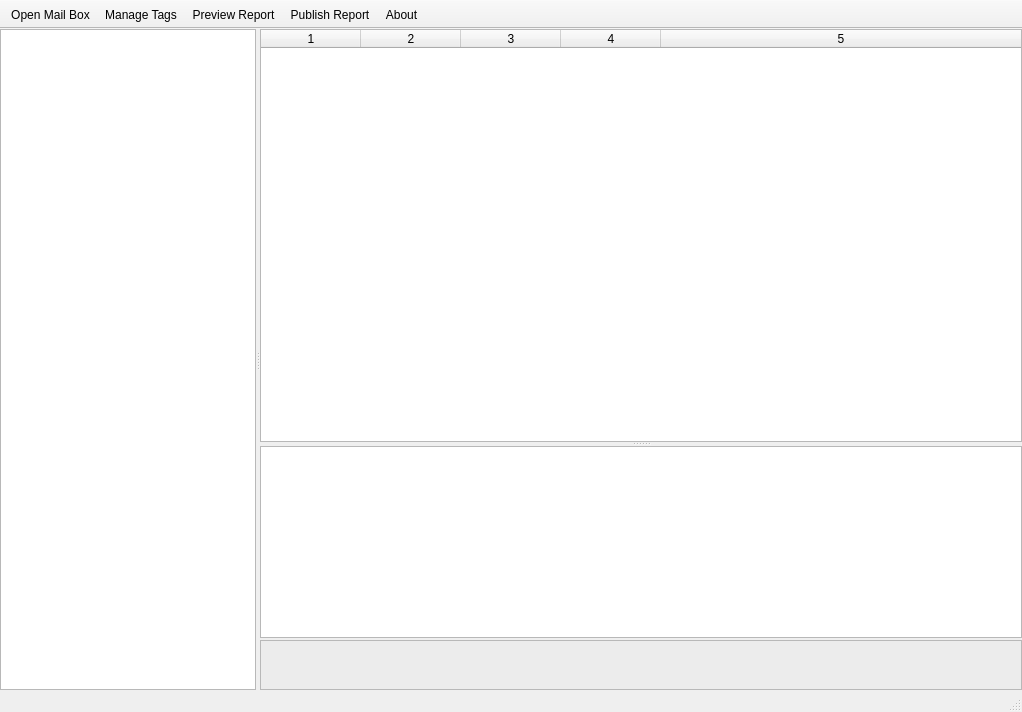
Above: wombatmail.ui from pjrinaldi/wombatmailviewer before the change. Below: the same form after it.
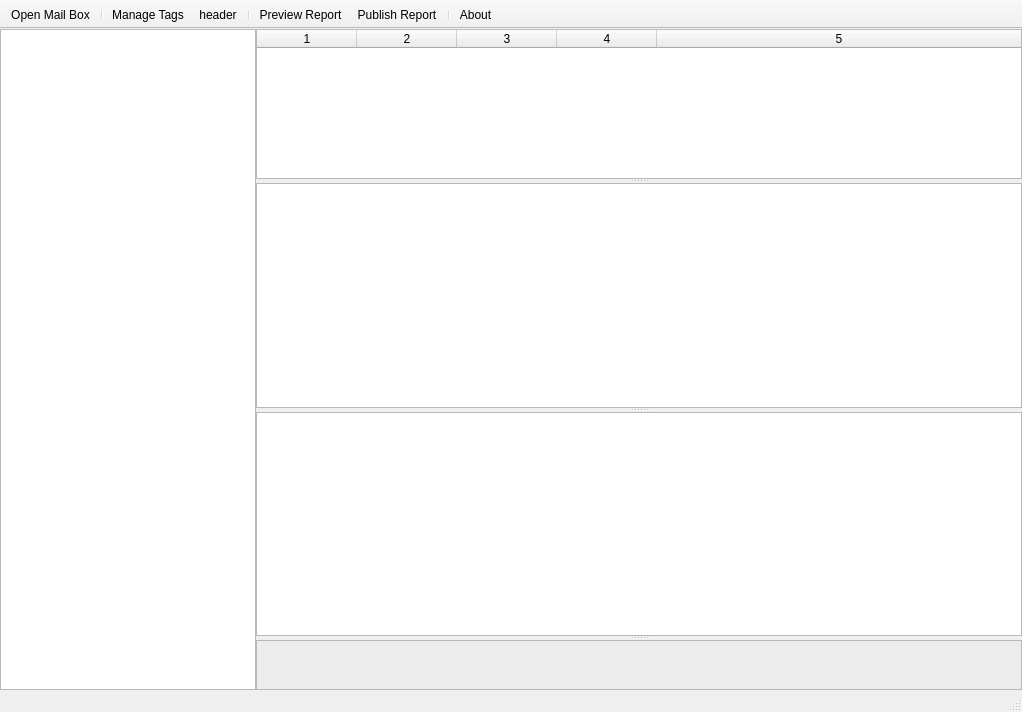
That is the form after the change. Icons and pictures are not drawn.

Commit message: working on msg header as separate from msg body and adding show/hide msg header button.

Patch:
```diff
--- a/wombatmail.ui
+++ b/wombatmail.ui
@@ -18,9 +18,9 @@
     <normaloff>:/wombat</normaloff>:/wombat</iconset>
   </property>
   <widget class="QWidget" name="centralwidget">
-   <layout class="QHBoxLayout" name="horizontalLayout">
+   <layout class="QVBoxLayout" name="verticalLayout">
     <property name="spacing">
-     <number>6</number>
+     <number>0</number>
     </property>
     <property name="leftMargin">
      <number>0</number>
@@ -35,10 +35,8 @@
      <number>0</number>
     </property>
     <item>
-     <widget class="QSplitter" name="splitter_2">
-      <property name="orientation">
-       <enum>Qt::Horizontal</enum>
-      </property>
+     <layout class="QHBoxLayout" name="horizontalLayout">
+      <item>
       <widget class="QTreeWidget" name="treewidget">
        <property name="selectionBehavior">
         <enum>QAbstractItemView::SelectItems</enum>
@@ -52,10 +50,12 @@
         </property>
        </column>
       </widget>
-      <widget class="QSplitter" name="splitter">
+      </item>
+      <item>
+       <widget class="QSplitter" name="splitter_3">
        <property name="sizePolicy">
         <sizepolicy hsizetype="Preferred" vsizetype="Expanding">
-         <horstretch>1</horstretch>
+          <horstretch>2</horstretch>
          <verstretch>0</verstretch>
         </sizepolicy>
        </property>
@@ -66,9 +66,15 @@
         <property name="sizePolicy">
          <sizepolicy hsizetype="Expanding" vsizetype="Expanding">
           <horstretch>0</horstretch>
-          <verstretch>1</verstretch>
-         </sizepolicy>
-        </property>
+           <verstretch>3</verstretch>
+          </sizepolicy>
+         </property>
+         <property name="minimumSize">
+          <size>
+           <width>0</width>
+           <height>150</height>
+          </size>
+         </property>
         <property name="alternatingRowColors">
          <bool>true</bool>
         </property>
@@ -93,22 +99,30 @@
         <column/>
         <column/>
        </widget>
-       <widget class="QWidget" name="verticalLayoutWidget">
-        <layout class="QVBoxLayout" name="verticalLayout" stretch="0,0">
-         <property name="spacing">
-          <number>2</number>
+        <widget class="QSplitter" name="splitter_2">
+         <property name="orientation">
+          <enum>Qt::Vertical</enum>
          </property>
-         <item>
+         <widget class="QSplitter" name="splitter">
+          <property name="sizePolicy">
+           <sizepolicy hsizetype="Preferred" vsizetype="Expanding">
+            <horstretch>0</horstretch>
+            <verstretch>0</verstretch>
+           </sizepolicy>
+          </property>
+          <property name="orientation">
+           <enum>Qt::Vertical</enum>
+          </property>
+          <widget class="QTextBrowser" name="headerbrowser"/>
           <widget class="QTextBrowser" name="textbrowser">
            <property name="sizePolicy">
             <sizepolicy hsizetype="Expanding" vsizetype="Expanding">
              <horstretch>0</horstretch>
-             <verstretch>1</verstretch>
+             <verstretch>0</verstretch>
             </sizepolicy>
            </property>
           </widget>
-         </item>
-         <item>
+         </widget>
           <widget class="QListWidget" name="listwidget">
            <property name="sizePolicy">
             <sizepolicy hsizetype="Expanding" vsizetype="Expanding">
@@ -169,11 +183,10 @@
             <enum>QListView::ListMode</enum>
            </property>
           </widget>
-         </item>
-        </layout>
-       </widget>
-      </widget>
-     </widget>
+        </widget>
+       </widget>
+      </item>
+     </layout>
     </item>
    </layout>
   </widget>
@@ -208,9 +221,13 @@
     <bool>false</bool>
    </attribute>
    <addaction name="actionOpenMailBox"/>
+   <addaction name="separator"/>
    <addaction name="actionManageTags"/>
+   <addaction name="actionheader"/>
+   <addaction name="separator"/>
    <addaction name="actionPreviewReport"/>
    <addaction name="actionPublish"/>
+   <addaction name="separator"/>
    <addaction name="actionAbout"/>
   </widget>
   <action name="actionOpenMailBox">
@@ -288,6 +305,21 @@
     <string>Ctrl+G</string>
    </property>
   </action>
+  <action name="actionheader">
+   <property name="checkable">
+    <bool>true</bool>
+   </property>
+   <property name="icon">
+    <iconset resource="wombatmail.qrc">
+     <normaloff>:/bar/mail</normaloff>:/bar/mail</iconset>
+   </property>
+   <property name="text">
+    <string>header</string>
+   </property>
+   <property name="toolTip">
+    <string>Show/Hide Headers</string>
+   </property>
+  </action>
  </widget>
  <resources>
   <include location="wombatmail.qrc"/>
```
Lines whose indentation alone changed are shown as unchanged. The commit also changes 10 other files.
